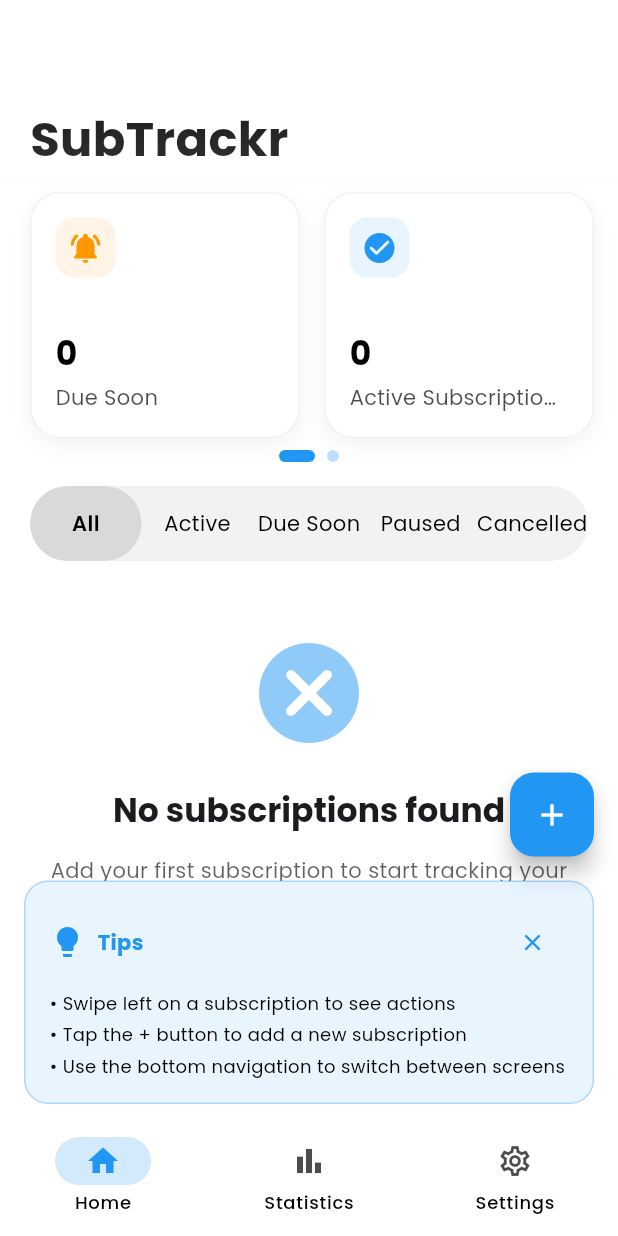
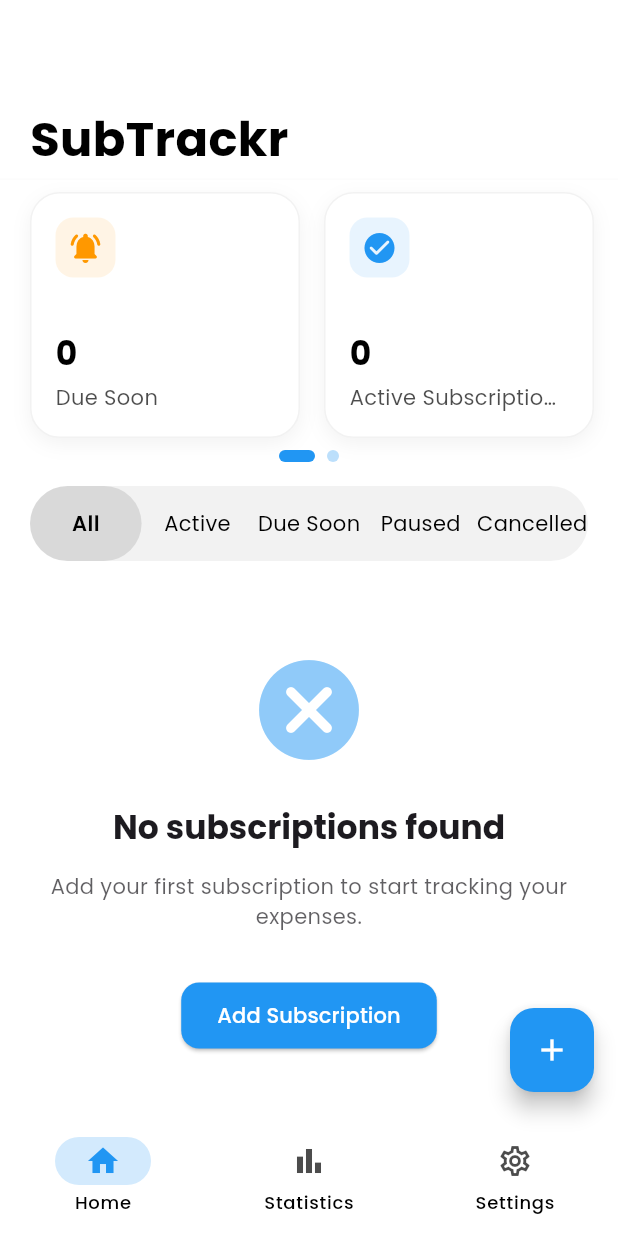
Before and after one commit to Kellytomi/subtrackr, a Flutter app: the MainLayout screen opened directly, on a phone screen of 412 x 824 dp. Run offline on Flutter 3.47's test engine with Material 3 defaults, Android fonts, the light colour scheme and no system bars; our stand-ins replace fl_chart, flutter_local_notifications, flutter_slidable, google_fonts, hive, hive_flutter and 2 more; accounts and stored records are empty.

Commit message:
Refactor HomeScreen and MainLayout UI components
- Changed SliverAppBar in HomeScreen to disable pinning and enable snapping.
- Simplified title padding and removed animated opacity for the title.
- Refactored MainLayout by removing tips display logic and integrating bottom navigation directly.
- Cleaned up unused code related to tips and first-time user checks.

```diff
--- a/lib/presentation/screens/home_screen.dart
+++ b/lib/presentation/screens/home_screen.dart
@@ -65,50 +65,21 @@ class _HomeScreenState extends State<HomeScreen> with SingleTickerProviderStateM
             SliverAppBar(
               expandedHeight: 120.0,
               floating: true,
-              pinned: true,
+              pinned: false,
+              snap: true,
               elevation: 0,
               backgroundColor: colorScheme.surface,
               toolbarHeight: 70,
               leading: Container(),
               flexibleSpace: LayoutBuilder(
                 builder: (BuildContext context, BoxConstraints constraints) {
-                  final top = constraints.biggest.height;
-                  final expandedHeight = 120.0;
-                  final shrinkOffset = expandedHeight - top;
-                  final progress = (shrinkOffset / (expandedHeight - kToolbarHeight)).clamp(0.0, 1.0);
-
                   return FlexibleSpaceBar(
                     expandedTitleScale: 1.0,
-                    titlePadding: EdgeInsets.only(
-                      left: 20 + progress * 40,
+                    titlePadding: const EdgeInsets.only(
+                      left: 20,
                       bottom: 16,
                     ),
-                    title: AnimatedOpacity(
-                      duration: const Duration(milliseconds: 100),
-                      opacity: progress > 0.5 ? 1.0 : 0.0,
-                      child: Text(
-                        AppConstants.appName,
-                        style: TextStyle(
-                          color: Theme.of(context).brightness == Brightness.dark ? Colors.white : Colors.black,
-                          fontWeight: FontWeight.bold,
-                          fontSize: 20,
-                        ),
-                      ),
-                    ),
-                    background: ShaderMask(
-                      shaderCallback: (Rect bounds) {
-                        return LinearGradient(
-                          begin: Alignment.topCenter,
-                          end: Alignment.bottomCenter,
-                          colors: [
-                            colorScheme.surface,
-                            colorScheme.surface.withOpacity(0.8),
-                          ],
-                        ).createShader(bounds);
-                      },
-                      blendMode: BlendMode.dstIn,
-                      child: _buildAppBar(colorScheme),
-                    ),
+                    background: _buildAppBar(colorScheme),
                   );
                 },
               ),
--- a/lib/presentation/screens/main_layout.dart
+++ b/lib/presentation/screens/main_layout.dart
@@ -15,7 +15,6 @@ class MainLayout extends StatefulWidget {
 
 class _MainLayoutState extends State<MainLayout> {
   int _currentIndex = 0;
-  bool _showTips = true;
 
   final List<Widget> _screens = [
     const HomeScreen(),
@@ -26,23 +25,6 @@ class _MainLayoutState extends State<MainLayout> {
   @override
   void initState() {
     super.initState();
-    // Check if this is the first time the app is opened
-    _checkFirstTimeUser();
-  }
-
-  Future<void> _checkFirstTimeUser() async {
-    // In a real app, you would check shared preferences or similar
-    // For now, we'll just show tips for everyone
-    setState(() {
-      _showTips = true;
-    });
-  }
-
-  void _dismissTips() {
-    setState(() {
-      _showTips = false;
-    });
-    // In a real app, you would save this preference
   }
 
   @override
@@ -63,11 +45,7 @@ class _MainLayoutState extends State<MainLayout> {
       },
       child: Scaffold(
         body: _screens[_currentIndex],
-        bottomNavigationBar: Column(
-          mainAxisSize: MainAxisSize.min,
-          children: [
-            if (_showTips) _buildTips(colorScheme),
-            NavigationBar(
+        bottomNavigationBar: NavigationBar(
           selectedIndex: _currentIndex,
           onDestinationSelected: (index) {
             setState(() {
@@ -95,8 +73,6 @@ class _MainLayoutState extends State<MainLayout> {
             ),
           ],
         ),
-          ],
-        ),
         floatingActionButton: _currentIndex == 0
             ? FloatingActionButton(
                 onPressed: () {
@@ -108,72 +84,4 @@ class _MainLayoutState extends State<MainLayout> {
       ),
     );
   }
-
-  Widget _buildTips(ColorScheme colorScheme) {
-    return Container(
-      margin: const EdgeInsets.fromLTRB(16, 0, 16, 8),
-      padding: const EdgeInsets.all(16),
-      decoration: BoxDecoration(
-        color: colorScheme.primary.withOpacity(0.1),
-        borderRadius: BorderRadius.circular(16),
-        border: Border.all(
-          color: colorScheme.primary.withOpacity(0.3),
-        ),
-      ),
-      child: Column(
-        crossAxisAlignment: CrossAxisAlignment.start,
-        children: [
-          Row(
-            children: [
-              Icon(
-                Icons.lightbulb,
-                color: colorScheme.primary,
-              ),
-              const SizedBox(width: 8),
-              Text(
-                'Tips',
-                style: TextStyle(
-                  fontWeight: FontWeight.bold,
-                  color: colorScheme.primary,
-                ),
-              ),
-              const Spacer(),
-              IconButton(
-                icon: const Icon(Icons.close),
-                onPressed: _dismissTips,
-                color: colorScheme.primary,
-                iconSize: 18,
-                padding: EdgeInsets.zero,
-                constraints: const BoxConstraints(),
-              ),
-            ],
-          ),
-          const SizedBox(height: 8),
-          Text(
-            '• Swipe left on a subscription to see actions',
-            style: TextStyle(
-              fontSize: 12,
-              color: colorScheme.onSurface,
-            ),
-          ),
-          const SizedBox(height: 4),
-          Text(
-            '• Tap the + button to add a new subscription',
-            style: TextStyle(
-              fontSize: 12,
-              color: colorScheme.onSurface,
-            ),
-          ),
-          const SizedBox(height: 4),
-          Text(
-            '• Use the bottom navigation to switch between screens',
-            style: TextStyle(
-              fontSize: 12,
-              color: colorScheme.onSurface,
-            ),
-          ),
-        ],
-      ),
-    );
 }
-}
```
Lines whose indentation alone changed are shown as unchanged.
